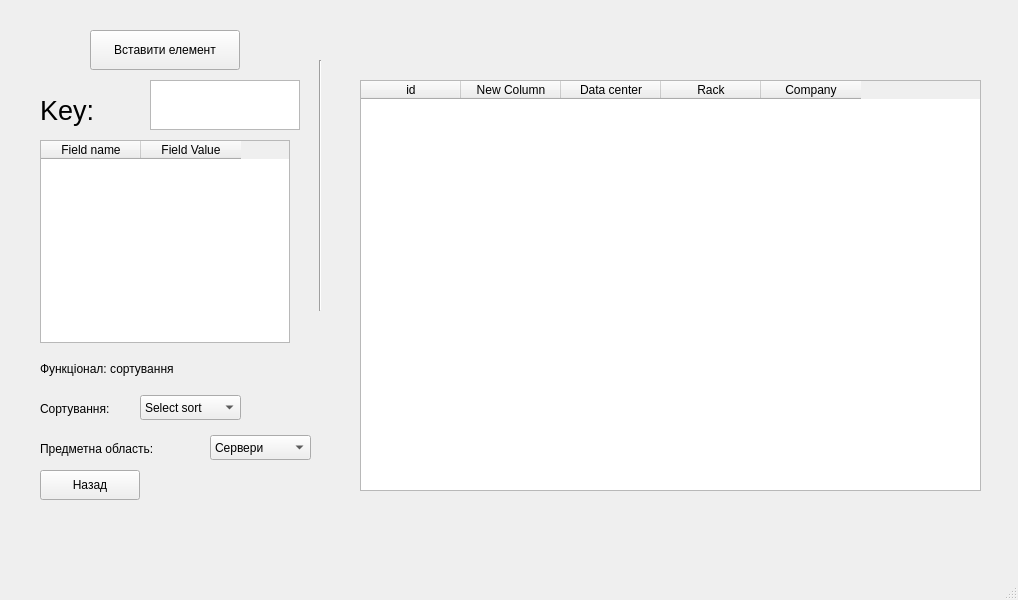
Qt form gui/Exam/sortwindow.ui (IvanRamyk/oop_exam) before a commit.
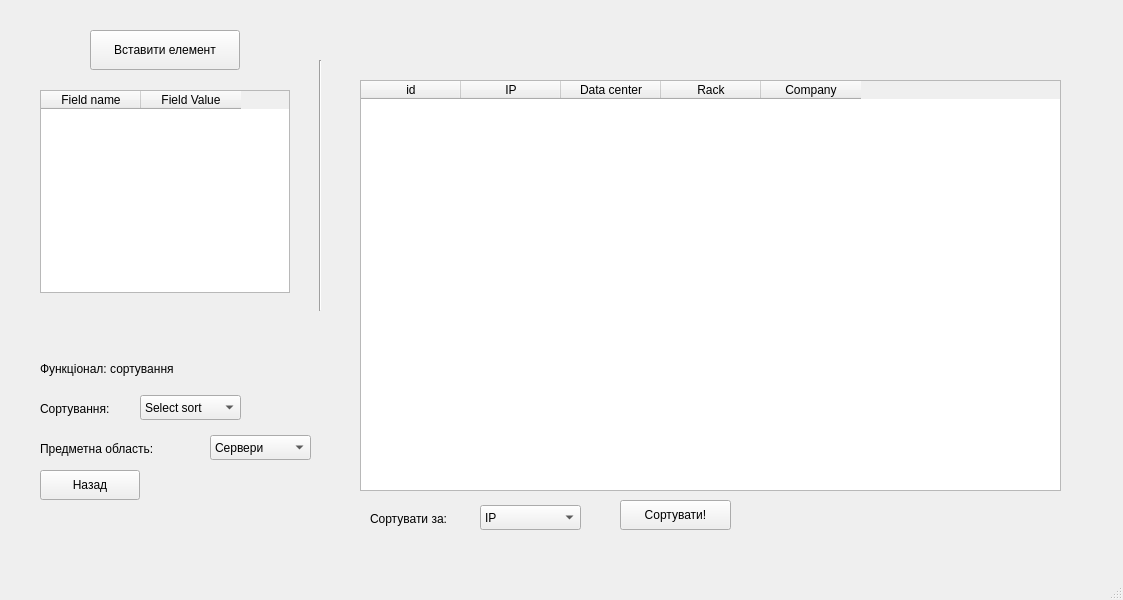
The same form after that commit.

Commit message: Sorting and hashes are ready to be installed

What changed in the file:
```diff
--- a/gui/Exam/sortwindow.ui
+++ b/gui/Exam/sortwindow.ui
@@ -6,7 +6,7 @@
    <rect>
     <x>0</x>
     <y>0</y>
-    <width>1018</width>
+    <width>1123</width>
     <height>600</height>
    </rect>
   </property>
@@ -44,7 +44,7 @@
     <property name="geometry">
      <rect>
       <x>40</x>
-      <y>140</y>
+      <y>90</y>
       <width>250</width>
       <height>203</height>
      </rect>
@@ -73,24 +73,6 @@
      <string>Предметна область:</string>
     </property>
    </widget>
-   <widget class="QLabel" name="label_2">
-    <property name="geometry">
-     <rect>
-      <x>40</x>
-      <y>90</y>
-      <width>100</width>
-      <height>40</height>
-     </rect>
-    </property>
-    <property name="font">
-     <font>
-      <pointsize>20</pointsize>
-     </font>
-    </property>
-    <property name="text">
-     <string>Key:</string>
-    </property>
-   </widget>
    <widget class="QComboBox" name="contentBox">
     <property name="geometry">
      <rect>
@@ -137,16 +119,6 @@
      <string>Вставити елемент</string>
     </property>
    </widget>
-   <widget class="QTextEdit" name="insertKey">
-    <property name="geometry">
-     <rect>
-      <x>150</x>
-      <y>80</y>
-      <width>150</width>
-      <height>50</height>
-     </rect>
-    </property>
-   </widget>
    <widget class="QLabel" name="functionalLlabel">
     <property name="geometry">
      <rect>
@@ -210,7 +182,7 @@
      <rect>
       <x>360</x>
       <y>80</y>
-      <width>621</width>
+      <width>701</width>
       <height>411</height>
      </rect>
     </property>
@@ -221,7 +193,7 @@
     </column>
     <column>
      <property name="text">
-      <string>New Column</string>
+      <string>IP</string>
      </property>
     </column>
     <column>
@@ -240,6 +212,62 @@
      </property>
     </column>
    </widget>
+   <widget class="QLabel" name="label">
+    <property name="geometry">
+     <rect>
+      <x>370</x>
+      <y>510</y>
+      <width>101</width>
+      <height>17</height>
+     </rect>
+    </property>
+    <property name="text">
+     <string>Сортувати за:</string>
+    </property>
+   </widget>
+   <widget class="QComboBox" name="sortingParamether">
+    <property name="geometry">
+     <rect>
+      <x>480</x>
+      <y>505</y>
+      <width>101</width>
+      <height>25</height>
+     </rect>
+    </property>
+    <item>
+     <property name="text">
+      <string>IP</string>
+     </property>
+    </item>
+    <item>
+     <property name="text">
+      <string>Дата центр</string>
+     </property>
+    </item>
+    <item>
+     <property name="text">
+      <string>Rack</string>
+     </property>
+    </item>
+    <item>
+     <property name="text">
+      <string>Company</string>
+     </property>
+    </item>
+   </widget>
+   <widget class="QPushButton" name="sortButton">
+    <property name="geometry">
+     <rect>
+      <x>620</x>
+      <y>500</y>
+      <width>111</width>
+      <height>30</height>
+     </rect>
+    </property>
+    <property name="text">
+     <string>Сортувати!</string>
+    </property>
+   </widget>
   </widget>
   <widget class="QMenuBar" name="menubar">
    <property name="geometry">
```
Left out of the diff: 2 changed lines with no effect on the pictures. The commit also changes 4 other files.
